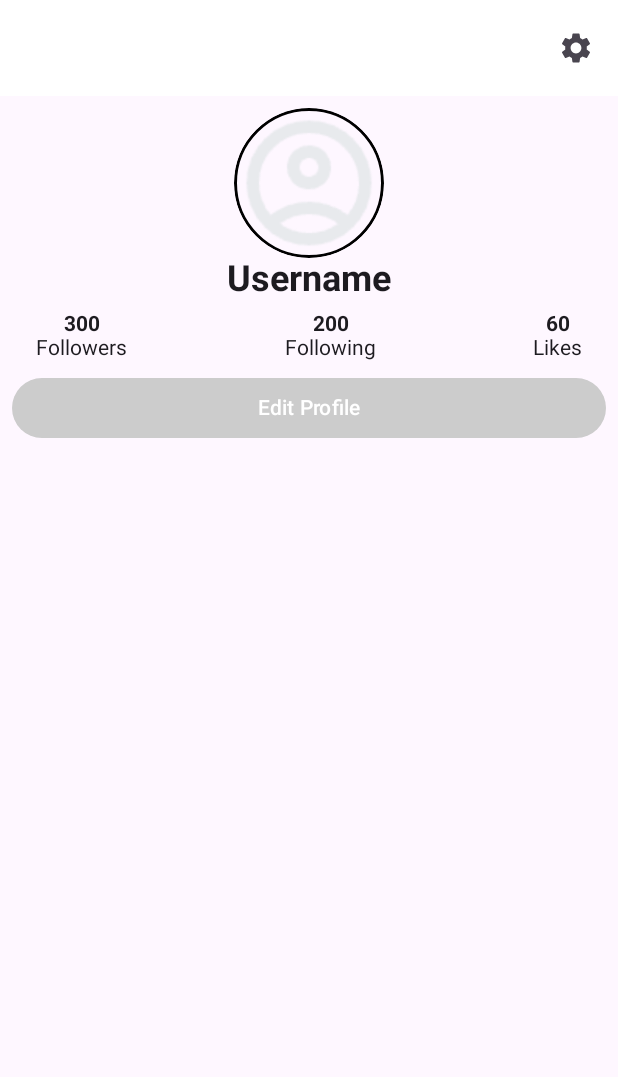
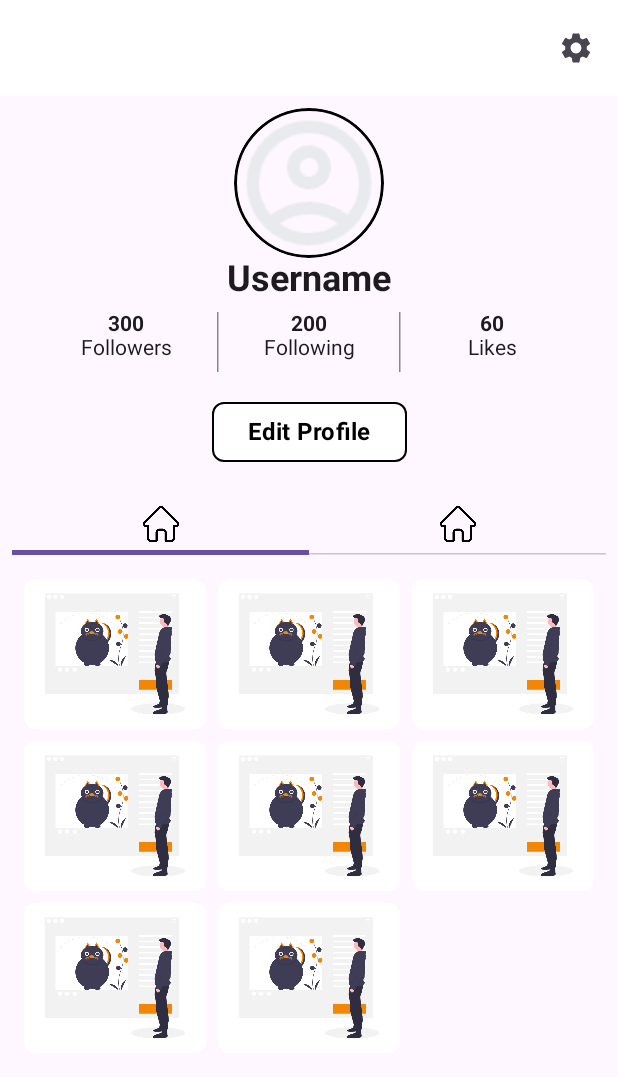
Before and after one commit to C241-PS068-PetVers/PetVerseApp, an Android app built with Jetpack Compose: the @Preview function PreviewProfileScreen, on a phone screen of 412 x 824 dp. Shown: the top 1077 px of the screen. Run offline under Robolectric (Android 15) with nearby library versions, the phone set to English and light mode, and no system bars.

Commit message:
Add Profile Screen Feature
- Implemented ProfileScreen composable with profile picture, user stats, and profile tabs.
- Added navigation to SettingsScreen from ProfileScreen top bar (button not yet functional).

Note:
- The settings button navigation is not yet implemented.
- The user profile API is not yet implemented.
- The edit profile button functionality is not yet implemented.

```diff
--- a/app/src/main/java/com/capstone/petverse/ui/activity/ProfileActivity.kt
+++ b/app/src/main/java/com/capstone/petverse/ui/activity/ProfileActivity.kt
@@ -1,37 +1,40 @@
+package com.capstone.petverse.ui.activity
+
+import androidx.compose.animation.*
+import androidx.compose.animation.core.tween
+import androidx.compose.foundation.BorderStroke
 import androidx.compose.foundation.Image
+import androidx.compose.foundation.background
 import androidx.compose.foundation.border
 import androidx.compose.foundation.layout.*
+import androidx.compose.foundation.lazy.grid.GridCells
+import androidx.compose.foundation.lazy.grid.LazyVerticalGrid
 import androidx.compose.foundation.shape.CircleShape
 import androidx.compose.foundation.shape.RoundedCornerShape
 import androidx.compose.material.icons.Icons
 import androidx.compose.material.icons.filled.Settings
-import androidx.compose.material3.Button
-import androidx.compose.material3.ButtonDefaults
-import androidx.compose.material3.ExperimentalMaterial3Api
-import androidx.compose.material3.Icon
-import androidx.compose.material3.IconButton
-import androidx.compose.material3.Scaffold
-import androidx.compose.material3.Text
-import androidx.compose.material3.TopAppBar
-import androidx.compose.material3.TopAppBarDefaults
-import androidx.compose.runtime.Composable
+import androidx.compose.material3.*
+import androidx.compose.material3.TabRowDefaults.tabIndicatorOffset
+import androidx.compose.runtime.*
 import androidx.compose.ui.Alignment
 import androidx.compose.ui.Modifier
 import androidx.compose.ui.draw.clip
 import androidx.compose.ui.graphics.Color
 import androidx.compose.ui.layout.ContentScale
+import androidx.compose.ui.res.colorResource
 import androidx.compose.ui.res.painterResource
 import androidx.compose.ui.text.font.FontWeight
 import androidx.compose.ui.tooling.preview.Preview
 import androidx.compose.ui.unit.dp
 import androidx.compose.ui.unit.sp
-import com.capstone.petverse.R // Ensure this is correct
+import androidx.navigation.NavController
+import androidx.navigation.compose.rememberNavController
+import com.capstone.petverse.R
 
-@OptIn(ExperimentalMaterial3Api::class)
 @Composable
-fun ProfileScreen() {
+fun ProfileScreen(navController: NavController) {
     Scaffold(
-        topBar = { ProfileTopBar() },
+        topBar = { ProfileTopBar(navController) },
         content = { paddingValues ->
             BodyContent(modifier = Modifier.padding(paddingValues))
         }
@@ -40,12 +43,12 @@ fun ProfileScreen() {
 
 @OptIn(ExperimentalMaterial3Api::class)
 @Composable
-fun ProfileTopBar() {
+fun ProfileTopBar(navController: NavController) {
     TopAppBar(
         title = {},
-        colors = TopAppBarDefaults.smallTopAppBarColors(containerColor = Color.White),
+        colors = TopAppBarDefaults.topAppBarColors(containerColor = Color.White),
         actions = {
-            IconButton(onClick = { /* Settings action */ }) {
+            IconButton(onClick = { /*TODO: navigate to SettingsScreen*/ }) {
                 Icon(Icons.Filled.Settings, contentDescription = "Settings")
             }
         }
@@ -57,23 +60,31 @@ fun BodyContent(modifier: Modifier = Modifier) {
     Column(
         modifier = modifier
             .fillMaxSize()
-            .padding(8.dp)
+            .padding(8.dp),
+        horizontalAlignment = Alignment.CenterHorizontally
     ) {
         ProfileSection()
         Spacer(modifier = Modifier.height(8.dp))
         ProfileStats()
         Spacer(modifier = Modifier.height(8.dp))
         Button(
-            onClick = { /* Edit profile action */ },
-            modifier = Modifier
-                .fillMaxWidth()
-                .clip(RoundedCornerShape(8.dp)),
-            colors = ButtonDefaults.buttonColors(containerColor = Color.LightGray)
+            onClick = { /* TODO: Handle edit profile action */ },
+            colors = ButtonDefaults.buttonColors(
+                containerColor = Color.White,
+                contentColor = colorResource(id = R.color.colorTextBlack)
+            ),
+            border = BorderStroke(1.dp, colorResource(id = R.color.colorTextBlack)),
+            shape = RoundedCornerShape(8.dp),
+            modifier = Modifier.padding(8.dp)
         ) {
-            Text("Edit Profile")
+            Text(
+                text = "Edit Profile",
+                fontSize = 16.sp,
+                fontWeight = FontWeight.Bold
+            )
         }
-        Spacer(modifier = Modifier.height(16.dp))
-        PhotoGrid()
+        Spacer(modifier = Modifier.height(8.dp))
+        ProfileTab()
     }
 }
 
@@ -84,7 +95,7 @@ fun ProfileSection() {
         modifier = Modifier.fillMaxWidth()
     ) {
         Image(
-            painter = painterResource(id = R.drawable.account_circle_24), // Ensure this resource exists
+            painter = painterResource(id = R.drawable.account_circle_24),
             contentDescription = "Profile Picture",
             modifier = Modifier
                 .size(100.dp)
@@ -99,32 +110,160 @@ fun ProfileSection() {
 @Composable
 fun ProfileStats() {
     Row(
+        horizontalArrangement = Arrangement.SpaceEvenly,
         modifier = Modifier
             .fillMaxWidth()
-            .padding(horizontal = 16.dp),
-        horizontalArrangement = Arrangement.SpaceBetween
+            .padding(horizontal = 16.dp)
     ) {
-        ProfileStat("300", "Followers")
-        ProfileStat("200", "Following")
-        ProfileStat("60", "Likes")
+        ProfileStatItem(value = "300", label = "Followers")
+        VerticalDivider(
+            color = Color.Gray,
+            modifier = Modifier
+                .height(40.dp)
+                .width(1.dp)
+                .align(Alignment.CenterVertically)
+        )
+        ProfileStatItem(value = "200", label = "Following")
+        VerticalDivider(
+            color = Color.Gray,
+            modifier = Modifier
+                .height(40.dp)
+                .width(1.dp)
+                .align(Alignment.CenterVertically)
+        )
+        ProfileStatItem(value = "60", label = "Likes")
     }
 }
 
 @Composable
-fun ProfileStat(number: String, label: String) {
-    Column(horizontalAlignment = Alignment.CenterHorizontally) {
-        Text(number, fontWeight = FontWeight.Bold)
-        Text(label)
+fun ProfileStatItem(value: String, label: String) {
+    Column(
+        horizontalAlignment = Alignment.CenterHorizontally,
+        modifier = Modifier.width(80.dp)
+    ) {
+        Text(text = value, fontWeight = FontWeight.Bold)
+        Text(text = label)
     }
 }
 
 @Composable
-fun PhotoGrid() {
-    // Implement a grid layout using LazyVerticalGrid or a custom grid logic
+fun ProfileTab() {
+    var selectedTabIndex by remember { mutableIntStateOf(0) }
+
+    TabRow(
+        selectedTabIndex = selectedTabIndex,
+        indicator = { tabPositions ->
+            TabRowDefaults.SecondaryIndicator(
+                Modifier
+                    .tabIndicatorOffset(tabPositions[selectedTabIndex])
+                    .fillMaxWidth()
+                    .background(colorResource(id = R.color.colorPrimary))
+            )
+        }
+    ) {
+        Tab(
+            selected = selectedTabIndex == 0,
+            onClick = { selectedTabIndex = 0 },
+            modifier = Modifier.height(42.dp)
+        ) {
+            Box(
+                modifier = Modifier.fillMaxSize(),
+                contentAlignment = Alignment.Center
+            ) {
+                Image(
+                    painter = painterResource(id = R.drawable.home_outlined),
+                    contentDescription = null,
+                    modifier = Modifier.size(24.dp)
+                )
+            }
+        }
+        Tab(
+            selected = selectedTabIndex == 1,
+            onClick = { selectedTabIndex = 1 },
+            modifier = Modifier.height(42.dp)
+        ) {
+            Box(
+                modifier = Modifier.fillMaxSize(),
+                contentAlignment = Alignment.Center
+            ) {
+                Image(
+                    painter = painterResource(id = R.drawable.home_outlined),
+                    contentDescription = null,
+                    modifier = Modifier.size(24.dp)
+                )
+            }
+        }
+    }
+
+    Spacer(modifier = Modifier.height(8.dp))
+
+    AnimatedContent(
+        targetState = selectedTabIndex,
+        label = "ProfileTabs", // Set the label for better inspection
+        transitionSpec = {
+            if (targetState > initialState) {
+                slideInHorizontally { width -> width } + fadeIn(tween(300)) togetherWith
+                        slideOutHorizontally { width -> -width } + fadeOut(tween(300))
+            } else {
+                slideInHorizontally { width -> -width } + fadeIn(tween(300)) togetherWith
+                        slideOutHorizontally { width -> width } + fadeOut(tween(300))
+            }.using(SizeTransform(false))
+        }
+    ) { index ->
+        when (index) {
+            0 -> ContentPost()
+            1 -> AdoptionPost()
+        }
+    }
+}
+
+@Composable
+fun ContentPost() {
+    val photos = remember { listOf(R.drawable.pet_adoption, R.drawable.pet_adoption, R.drawable.pet_adoption, R.drawable.pet_adoption, R.drawable.pet_adoption, R.drawable.pet_adoption, R.drawable.pet_adoption, R.drawable.pet_adoption) }
+    LazyVerticalGrid(
+        columns = GridCells.Fixed(3),
+        contentPadding = PaddingValues(4.dp),
+        modifier = Modifier.fillMaxSize()
+    ) {
+        items(photos.size) { index ->
+            Image(
+                painter = painterResource(id = photos[index]),
+                contentDescription = null,
+                modifier = Modifier
+                    .padding(4.dp)
+                    .size(100.dp)
+                    .clip(RoundedCornerShape(8.dp)),
+                contentScale = ContentScale.Crop
+            )
+        }
+    }
+}
+
+@Composable
+fun AdoptionPost() {
+    val photos = remember { listOf(R.drawable.pet_adoption, R.drawable.pet_adoption, R.drawable.pet_adoption, R.drawable.pet_adoption, R.drawable.pet_adoption, R.drawable.pet_adoption, R.drawable.pet_adoption, R.drawable.pet_adoption) }
+    LazyVerticalGrid(
+        columns = GridCells.Fixed(3),
+        contentPadding = PaddingValues(4.dp),
+        modifier = Modifier.fillMaxSize()
+    ) {
+        items(photos.size) { index ->
+            Image(
+                painter = painterResource(id = photos[index]),
+                contentDescription = null,
+                modifier = Modifier
+                    .padding(4.dp)
+                    .size(100.dp)
+                    .clip(RoundedCornerShape(8.dp)),
+                contentScale = ContentScale.Crop
+            )
+        }
+    }
 }
 
 @Preview(showBackground = true)
 @Composable
 fun PreviewProfileScreen() {
-    ProfileScreen()
+    val navController = rememberNavController()
+    ProfileScreen(navController = navController)
 }
```
Also changed, not shown: app/src/main/AndroidManifest.xml (+8 -3 lines), app/src/main/java/com/capstone/petverse/MainActivity.kt (+7 -11 lines), app/src/main/java/com/capstone/petverse/ui/activity/SettingsActivity.kt (added, +47 -0 lines), app/src/main/res/values/strings.xml (+14 -0 lines).
